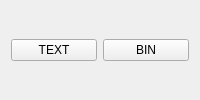
This is Qt/lib2/serial5/sendbox5/src/ui/sendbox5.ui in RinatB2017/mega_GIT as Qt 5 draws it before an edit. The edited form follows.
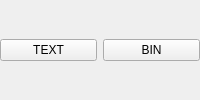
This is the edited form.

```diff
--- a/Qt/lib2/serial5/sendbox5/src/ui/sendbox5.ui
+++ b/Qt/lib2/serial5/sendbox5/src/ui/sendbox5.ui
@@ -1,19 +1,20 @@
 <?xml version="1.0" encoding="UTF-8"?>
 <ui version="4.0">
  <class>SendBox5</class>
- <widget class="QFrame" name="SendBox5">
-  <property name="sizePolicy">
-   <sizepolicy hsizetype="Preferred" vsizetype="Fixed">
-    <horstretch>0</horstretch>
-    <verstretch>0</verstretch>
-   </sizepolicy>
-  </property>
-  <property name="windowTitle">
-   <string>Form</string>
-  </property>
-  <layout class="QVBoxLayout" name="verticalLayout">
-   <item>
-    <layout class="QHBoxLayout" name="horizontalLayout">
+ <widget class="QWidget" name="SendBox5">
+  <layout class="QHBoxLayout" name="horizontalLayout_2">
+   <property name="leftMargin">
+    <number>0</number>
+   </property>
+   <property name="topMargin">
+    <number>0</number>
+   </property>
+   <property name="rightMargin">
+    <number>0</number>
+   </property>
+   <property name="bottomMargin">
+    <number>0</number>
+   </property>
      <item>
       <widget class="QPushButton" name="btn_text_commands">
        <property name="text">
@@ -29,8 +30,6 @@
       </widget>
      </item>
     </layout>
-   </item>
-  </layout>
  </widget>
  <tabstops>
   <tabstop>btn_text_commands</tabstop>
```
Left out of the diff: 4 changed lines with no effect on the pictures. Lines whose indentation alone changed are shown as unchanged.
